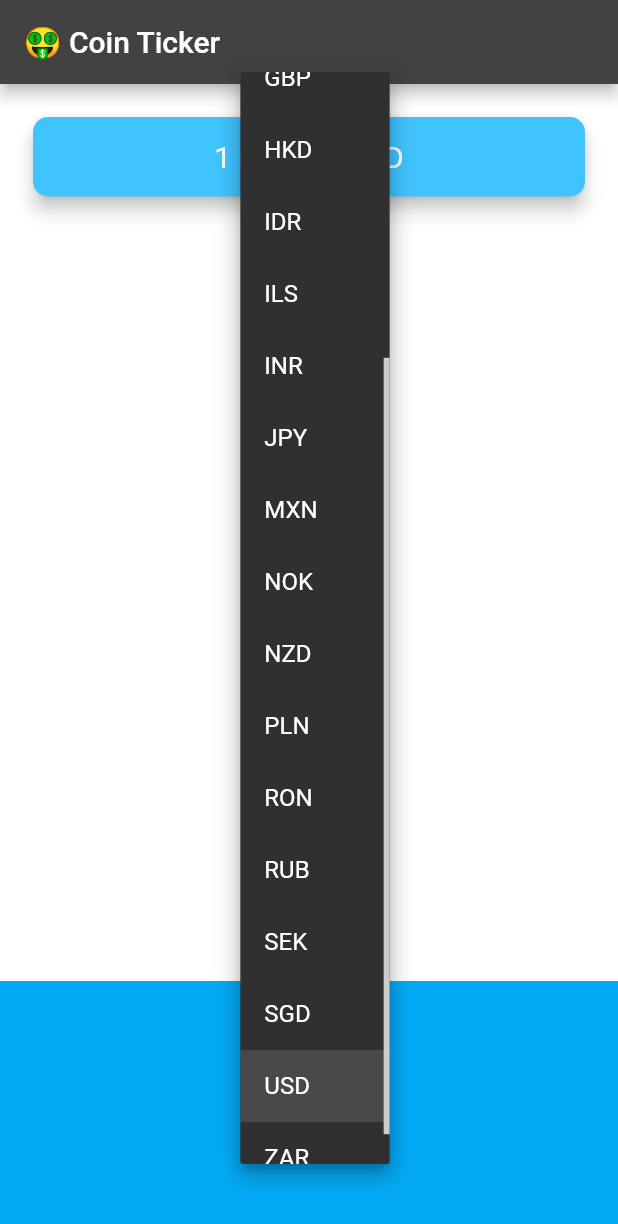
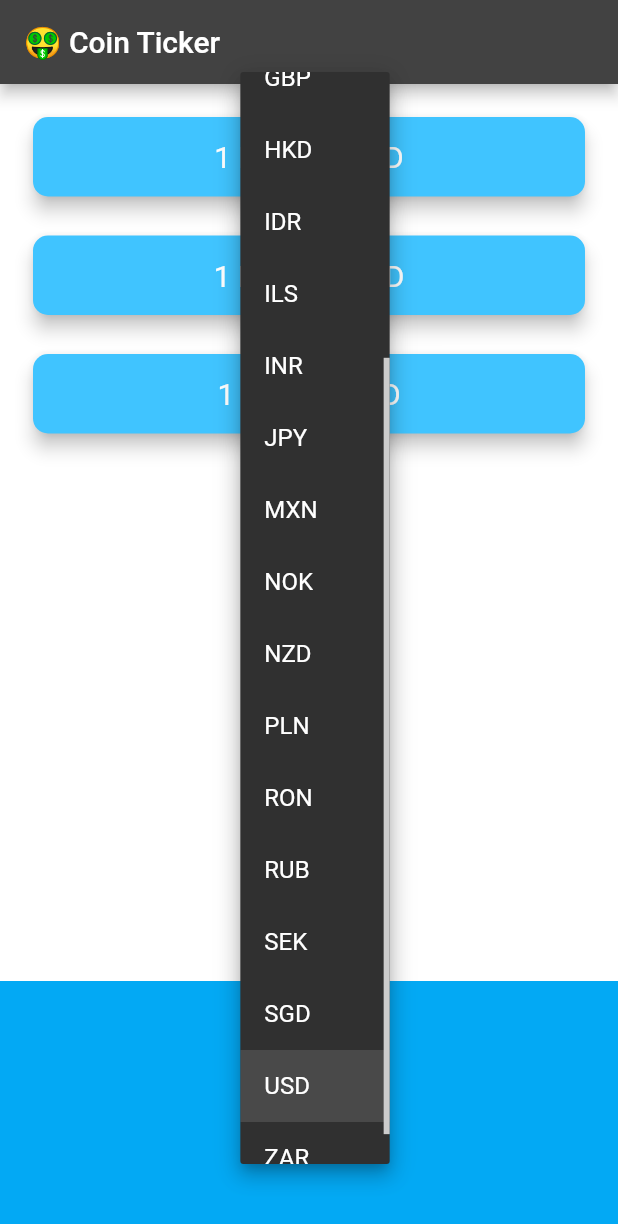
Before and after one commit to dirambora/BitcoinTicker, a Flutter app: the screen it shows after launch, after a tap on "USD", on a phone screen of 412 x 824 dp. Shown: the top 1224 px of the screen. Run offline on Flutter 3.47's test engine with Material 2 defaults, Android fonts, the phone set to English and light mode, and no system bars; network calls fail.

```diff
--- a/lib/coin_data.dart
+++ b/lib/coin_data.dart
@@ -31,26 +31,32 @@ const List<String> cryptoList = [
   'LTC',
 ];
 
+const coinAPIURL = 'https://rest.coinapi.io/v1/exchangerate';
 const apiKey = 'E66641F5-77C4-49B3-83E0-4E24C1BADC05';
-const coinsExchangeRate = 'https://rest.coinapi.io/v1/exchangerate/BTC/USD';
 
 class CoinData {
   //Create the asynchronous method getCoinData() that returns a Future(the price data)
   Future getCoinData(String selectedCurrency) async {
-    //create a url combining the coinAPIURL with the currencies we're interested, BTC to USD.
+    //Use a for loop through the cryptolist and request the data for each of them in turn.
+    //Return a Map of the results instead of a single value.
 
-    String requestURL = '&coinAPIURL/BTC/USD?apikey=&apiKey';
+    Map<String, String> cryptoPrices = {};
+
+    for (String crypto in cryptoList) {
+      String requestURL =
+          '$coinAPIURL/$crypto/$selectedCurrency?apikey=$apiKey';
+
+      Uri uri = Uri.parse(requestURL);
+      http.Response response = await http.get(uri);
       //make a GET request to the URL and wait for the response
-    http.Response response = await http.get(requestURL as Uri);
-
-    print(response);
 
       //check that the request was successful
       if (response.statusCode == 200) {
         var decodedData = jsonDecode(response.body);
+        double lastPrice = decodedData['rate'];
+        //create new key value pair, with the key being the crypto symbol and the value being the lastprice of that cryptocurrency.
 
-      var lastPrice = decodedData['rate'];
-      return lastPrice;
+        cryptoPrices[crypto] = lastPrice.toStringAsFixed(0);
       } else {
         //handle any errors that occur during the request
         print(response.statusCode);
@@ -59,4 +65,7 @@ class CoinData {
         throw 'Problem with the get request';
       }
     }
+
+    return cryptoPrices;
   }
+}
--- a/lib/price_screen.dart
+++ b/lib/price_screen.dart
@@ -65,14 +65,24 @@ class _PriceScreenState extends State<PriceScreen> {
     );
   }
 
-  //get data from the API
-  String bitcoinValue = '?';
+  //value had to be updated into a Map to store the values of all three cryptocurrencies.
+  Map<String, String> coinValues = {};
+
+  //figure out a way of displaying a '?' on screen while we are waiting for the price data to come back.
+  //We have to create a variable to keep track of when we're waiting on the request to complete
+
+  bool isWaiting = false;
   void getData() async {
+    //Second, we set it to true when we initiate the request for prices
+    isWaiting = true;
     try {
-      //we are passing the selectedCurrency when we call getCoinData()
+      //update this method to receive the Map containing the crypto:price key value pairs
       var data = await CoinData().getCoinData(selectedCurrency);
+
+      //As sson as the above line of code completes, we now have the data and no longer need to wait.so we can set isWaiting to false.
+      isWaiting = false;
       setState(() {
-        bitcoinValue = data;
+        coinValues = data;
       });
     } catch (e) {
       print(e);
@@ -86,15 +96,34 @@ class _PriceScreenState extends State<PriceScreen> {
     getData();
   }
 
-  Widget getPicker() {
-    if (Platform.isIOS) {
-      return iOSPicker();
-    } else if (Platform.isAndroid) {
-      return androidDropdown();
+  //create a method that loops through the cryptoList and generates a  CryptoCard for each.Call makeCards() in the build () method instead of the Column with 3 CryptoCards.
+  Column makeCards() {
+    List<CryptoCard> cryptoCards = [];
+    for (String crypto in cryptoList) {
+      cryptoCards.add(
+        CryptoCard(
+          cryptoCurrency: crypto,
+          selectedCurrency: selectedCurrency,
+          value: isWaiting ? '?' : coinValues[crypto] ?? '',
+        ),
+      );
     }
 
-    return getPicker();
+    return Column(
+      crossAxisAlignment: CrossAxisAlignment.stretch,
+      children: cryptoCards,
+    );
   }
+
+  // Widget getPicker() {
+  //   if (Platform.isIOS) {
+  //     return iOSPicker();
+  //   } else if (Platform.isAndroid) {
+  //     return androidDropdown();
+  //   }
+  //
+  //   return getPicker();
+  // }
 
   @override
   Widget build(BuildContext context) {
@@ -106,28 +135,29 @@ class _PriceScreenState extends State<PriceScreen> {
         mainAxisAlignment: MainAxisAlignment.spaceBetween,
         crossAxisAlignment: CrossAxisAlignment.stretch,
         children: <Widget>[
-          Padding(
-            padding: EdgeInsets.fromLTRB(18.0, 18.0, 18.0, 0),
-            child: Card(
-              color: Colors.lightBlueAccent,
-              elevation: 5.0,
-              shape: RoundedRectangleBorder(
-                borderRadius: BorderRadius.circular(10.0),
+          //Use a Column Widget to contain the three Cryptocards
+
+          Column(
+            crossAxisAlignment: CrossAxisAlignment.stretch,
+            children: <Widget>[
+              CryptoCard(
+                cryptoCurrency: 'BTC',
+                value: isWaiting ? '?' : coinValues['BTC'] ?? '',
+                selectedCurrency: selectedCurrency,
               ),
-              child: Padding(
-                padding: EdgeInsets.symmetric(vertical: 15.0, horizontal: 28.0),
-                child: Text(
-                  //update the currency name depending on the selectedCurrency
-                  '1 BTC = $bitcoinValue $selectedCurrency',
-                  textAlign: TextAlign.center,
-                  style: TextStyle(
-                    fontSize: 20.0,
-                    color: Colors.white,
-                  ),
-                ),
+              CryptoCard(
+                cryptoCurrency: 'ETH',
+                value: isWaiting ? '?' : coinValues['ETH'] ?? '',
+                selectedCurrency: selectedCurrency,
               ),
-            ),
+              CryptoCard(
+                cryptoCurrency: 'LTC',
+                value: isWaiting ? '?' : coinValues['LTC'] ?? '',
+                selectedCurrency: selectedCurrency,
+              )
+            ],
           ),
+
           Container(
             height: 170.0,
             alignment: Alignment.center,
@@ -139,4 +169,48 @@ class _PriceScreenState extends State<PriceScreen> {
       ),
     );
   }
+
+  //Refactor this Padding Widget into a separate Stateless Widget called CryptoCard,so we can create 3 of them, one for each cryptoCurrency.
 }
+
+class CryptoCard extends StatelessWidget {
+  //You will need to able to pass the selectedCurrency, value and cryptoCurrrency to the constructor of this CryptoCard widget.
+  const CryptoCard({
+    required this.value,
+    required this.selectedCurrency,
+    required this.cryptoCurrency,
+  });
+
+  final String value;
+  final String selectedCurrency;
+  final String cryptoCurrency;
+
+  @override
+  Widget build(BuildContext context) {
+    // TODO: implement build
+
+    return Padding(
+      padding: EdgeInsets.fromLTRB(18.0, 18.0, 18.0, 0),
+      child: Card(
+        color: Colors.lightBlueAccent,
+        elevation: 5.0,
+        shape: RoundedRectangleBorder(
+          borderRadius: BorderRadius.circular(10.0),
+        ),
+        child: Padding(
+          padding: EdgeInsets.symmetric(vertical: 15.0, horizontal: 28.0),
+          child: Text(
+            '1 $cryptoCurrency = $value $selectedCurrency',
+            textAlign: TextAlign.center,
+            style: TextStyle(
+              fontSize: 20.0,
+              color: Colors.white,
+            ),
+          ),
+        ),
+      ),
+    );
+
+    throw UnimplementedError();
+  }
+}
```
Lines whose indentation alone changed are shown as unchanged.
